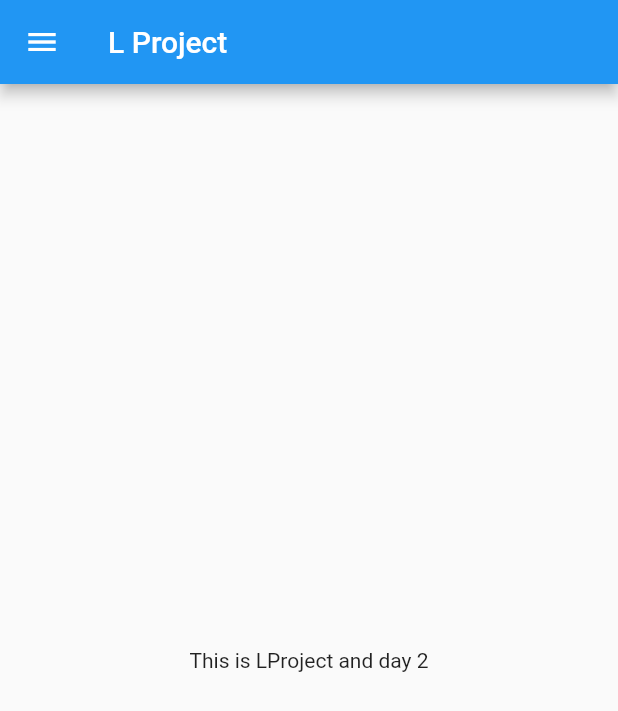
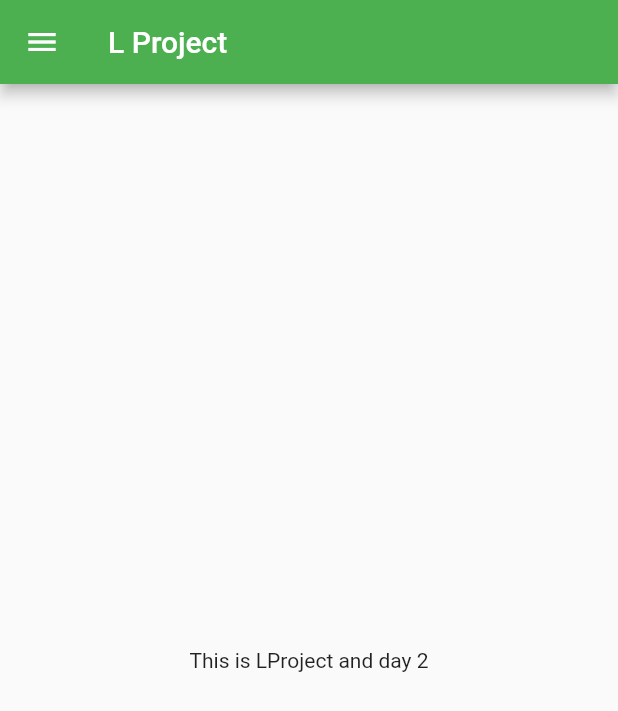
Before and after one commit to aman002/30daysoffultter, a Flutter app: the screen it shows after launch, on a phone screen of 412 x 824 dp. Shown: the top 711 px of the screen. Run offline on Flutter 3.47's test engine with Material 2 defaults, Android fonts, the phone set to English and light mode, and no system bars.

Commit message:
day3 routes, theme, font

```diff
--- a/lib/main.dart
+++ b/lib/main.dart
@@ -1,5 +1,6 @@
 import 'package:flutter/material.dart';
-import 'package:flutter_application_1/home_page.dart';
+import 'package:flutter_application_1/Pages/LoginPage.dart';
+import 'package:flutter_application_1/Pages/home_page.dart';
 
 void main() {
   runApp(MyApp());
@@ -11,7 +12,18 @@ class MyApp extends StatelessWidget {
   @override
   Widget build(BuildContext context) {
     return MaterialApp(
-      home: HomePage(),
+      themeMode: ThemeMode.light,
+      theme: ThemeData(
+        primarySwatch: Colors.green,
+      ),
+      darkTheme: ThemeData(
+        brightness: Brightness.dark,
+      ),
+      routes: {
+        "/": (context) => HomePage(),
+        "/HomePage": (context) => HomePage(),
+        "/LoginPage": (context) => LoginPage()
+      },
     );
   }
 }
```
Also changed, not shown: lib/Pages/LoginPage.dart (added, +18 -0 lines), lib/Pages/home_page.dart (renamed from lib/home_page.dart).
